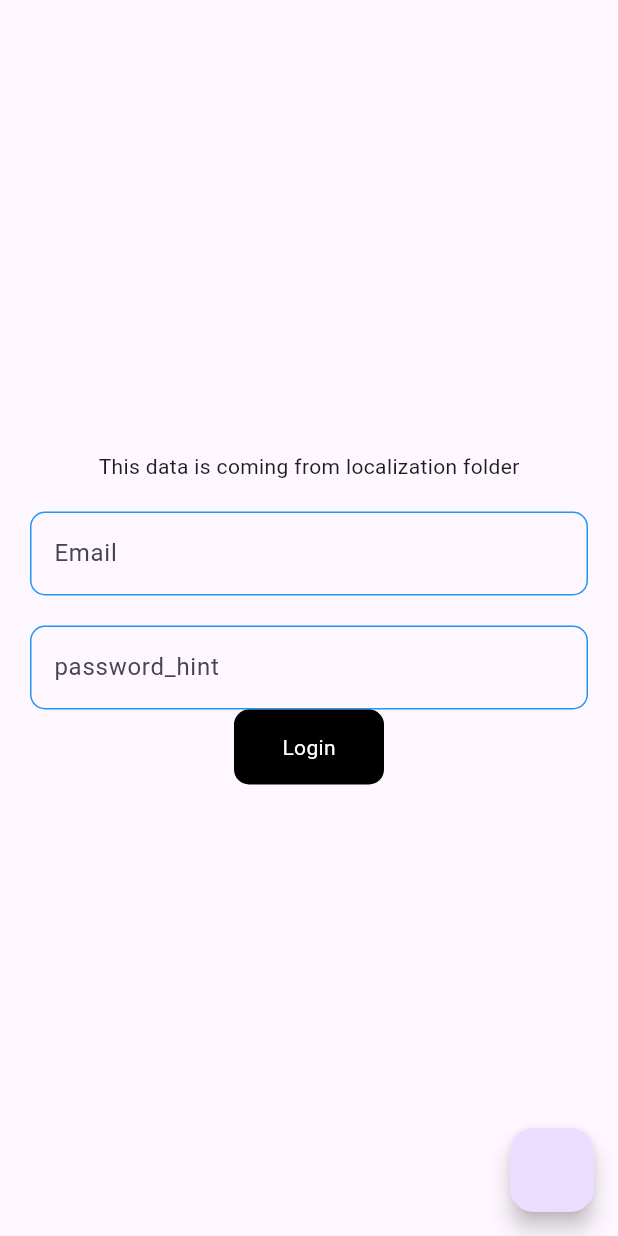
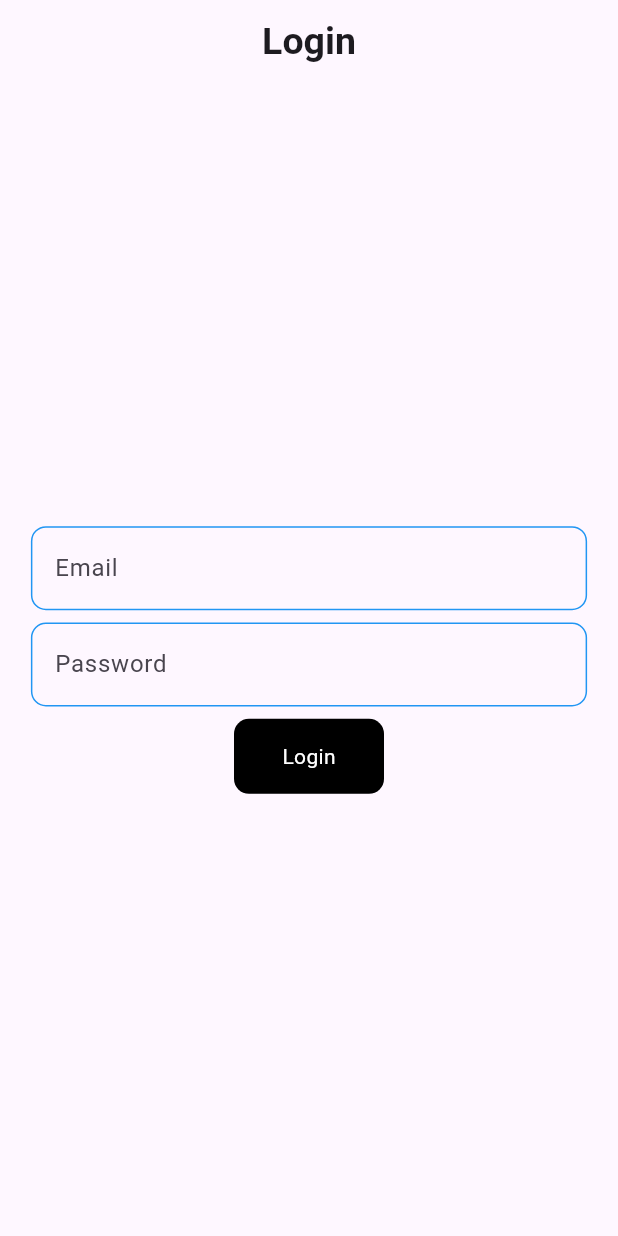
Before and after one commit to hassaan-112/getx_practice, a Flutter app: the screen it shows after launch, on a phone screen of 412 x 824 dp. Run offline on Flutter 3.47's test engine with Material 3 defaults, Android fonts, the phone set to English and light mode, and no system bars; our stand-ins replace flutter_svg, fluttertoast, get, google_fonts.

Commit message:
login implemented via Post Api

```diff
--- a/lib/main.dart
+++ b/lib/main.dart
@@ -1,9 +1,7 @@
 import 'package:flutter/material.dart';
 import 'package:get/get.dart';
-import 'package:get_x/home_screen.dart';
 import 'package:get_x/mvvm%20asif%20%20taj/res/localiation/languages.dart';
-import 'package:get_x/mvvm%20asif%20%20taj/view/splashScreen.dart';
-import 'package:get_x/todo%20app/screens/HomeScreen.dart';
+
 
 import 'mvvm asif  taj/res/routes/routes.dart';
 
@@ -23,6 +21,16 @@ class MyApp extends StatelessWidget {
       debugShowCheckedModeBanner: false,
       title: 'Flutter Demo',
       theme: ThemeData(
+        textTheme: TextTheme(
+          headlineSmall: TextStyle(fontSize: 20,fontWeight: FontWeight.bold),
+          headlineMedium: TextStyle(fontSize: 25,fontWeight: FontWeight.bold),
+          headlineLarge: TextStyle(fontSize: 30,fontWeight: FontWeight.bold),
+
+          titleSmall: TextStyle(fontSize: 15,fontWeight: FontWeight.bold),
+          titleMedium: TextStyle(fontSize: 20,fontWeight: FontWeight.bold),
+          titleLarge: TextStyle(fontSize: 25,fontWeight: FontWeight.bold),
+
+        ),
         colorScheme: ColorScheme.fromSeed(seedColor: Colors.deepPurple),
       ),
       getPages: AppRoutes.appRoutes(),
--- a/lib/mvvm asif  taj/res/assets/IconAssets.dart
+++ b/lib/mvvm asif  taj/res/assets/IconAssets.dart
@@ -3,4 +3,5 @@ class IconAssets{
 
 
   static const caravan ="$path/caravan-solid-full.svg";
+  static const debian ="$path/debian.svg";
 }
--- a/lib/mvvm asif  taj/res/localiation/languages.dart
+++ b/lib/mvvm asif  taj/res/localiation/languages.dart
@@ -7,6 +7,11 @@ class Languages extends Translations{
       "splashScreenText":"This data is coming from localization folder",
       "login":"Login",
       "email_hint":"Email",
+      "email_error":"Enter valid email",
+      "password_hint":"Password",
+      "password_error":"Enter valid password",
+      "app_name":"App Name",
+      "home_appbar":"Home Screen"
     },
     "ur_PK":{
       "splashScreenText":"یہ ڈیٹا لوکلائزیشن فولڈر سے آ رہا ہے۔"
--- a/lib/mvvm asif  taj/res/routes/route_names.dart
+++ b/lib/mvvm asif  taj/res/routes/route_names.dart
@@ -1,5 +1,7 @@
 class RouteName{
 
   static const String splashScreen = "/";
+  static const String loginScreen = "/loginScreen";
+  static const String homeScreen = "/homeScreen";
 
 }
--- a/lib/mvvm asif  taj/res/routes/routes.dart
+++ b/lib/mvvm asif  taj/res/routes/routes.dart
@@ -1,9 +1,13 @@
 import 'package:get/get.dart';
 import 'package:get_x/mvvm%20asif%20%20taj/res/routes/route_names.dart';
+import 'package:get_x/mvvm%20asif%20%20taj/view/loginScreen.dart';
+import 'package:get_x/mvvm%20asif%20%20taj/view/HomeScreen.dart';
 import 'package:get_x/mvvm%20asif%20%20taj/view/splashScreen.dart';
 
 class AppRoutes {
   static appRoutes() => [
-    GetPage(name: RouteName.splashScreen, page: () => Splashscreen(),transition: Transition.fade),
+    GetPage(name: RouteName.splashScreen, page: () => Splashscreen(),transition: Transition.fade,transitionDuration: Duration(seconds: 3)),
+    GetPage(name: RouteName.loginScreen, page: () => Loginscreen(),transition: Transition.fade,transitionDuration: Duration(milliseconds: 500)),
+    GetPage(name: RouteName.homeScreen, page: () => HomeScreen(),transition: Transition.fade,transitionDuration: Duration(milliseconds: 500)),
   ];
 }
--- a/lib/mvvm asif  taj/view model/loginViewModel.dart
+++ b/lib/mvvm asif  taj/view model/loginViewModel.dart
@@ -2,6 +2,7 @@ import 'package:flutter/material.dart';
 import 'package:get/get.dart';
 import 'package:get_x/mvvm%20asif%20%20taj/repository/login_repository/loginRepository.dart';
 import '../utils/utils.dart';
+
 class LoginViewModel extends GetxController{
   final _api = LoginRepository();
   final emailController =TextEditingController().obs;
@@ -24,7 +25,9 @@ class LoginViewModel extends GetxController{
     }
       else{
         Utils.Scankbar("login", "login success");
-      // Utils.toast(value.toString(), Colors.green);
+        emailController.value.clear();
+        passwordController.value.clear();
+        Get.offAndToNamed("/homeScreen");
       }
     }).onError((error,stackTrace){
       isLoading.value=false;
--- /dev/null
+++ b/lib/mvvm asif  taj/view/loginScreen.dart
@@ -0,0 +1,88 @@
+import 'package:flutter/material.dart';
+import 'package:get/get.dart';
+import 'package:get_x/mvvm%20asif%20%20taj/res/colors/app%20colors.dart';
+import 'package:get_x/mvvm%20asif%20%20taj/res/components/TextFormFieldCommponent.dart';
+import 'package:get_x/mvvm%20asif%20%20taj/res/components/buttonComponent.dart';
+
+import '../utils/utils.dart';
+import '../view model/loginViewModel.dart';
+
+class Loginscreen extends StatefulWidget {
+  const Loginscreen({super.key});
+
+  @override
+  State<Loginscreen> createState() => _LoginscreenState();
+}
+final _formKey = GlobalKey<FormState>();
+class _LoginscreenState extends State<Loginscreen> {
+  @override
+  Widget build(BuildContext context) {
+    final loginVM = Get.put(LoginViewModel());
+    return Scaffold(
+      appBar: AppBar(title: Text("login".tr,style: Theme.of(context).textTheme.titleLarge), centerTitle: true),
+      body: Column(
+        mainAxisAlignment: MainAxisAlignment.center,
+        crossAxisAlignment: CrossAxisAlignment.center,
+        children: [
+          Padding(
+            padding: EdgeInsets.symmetric(horizontal: Get.width*0.05),
+            child: Form(
+              key: _formKey,
+              child: Column(
+                children: [
+                  TextFormFieldComponent(
+                    hintText: "email_hint".tr,
+                    controller: loginVM.emailController.value,
+                    keyboardType: TextInputType.emailAddress,
+                    focusNode: loginVM.emailFocusNode.value,
+                    validator: (value){
+                      if(value!.isEmpty){
+                        return "email_error".tr;
+                      }
+                      return null;
+                    },
+                    onSubmited: (value){
+                      Utils.fieldFocusChange(context,loginVM.emailFocusNode.value,loginVM.passwordFocusNode.value);
+                    },
+                    onTapedOutside: (val){
+                      loginVM.emailFocusNode.value.unfocus();
+                    },
+                  ),
+                  SizedBox(height: Get.height*0.01,),
+                  TextFormFieldComponent(
+                    hintText: "password_hint".tr,
+                    controller: loginVM.passwordController.value,
+                    keyboardType: TextInputType.visiblePassword,
+                    focusNode: loginVM.passwordFocusNode.value,
+                    validator: (value){
+                      if(value!.isEmpty){
+                        return "password_error".tr;
+                      }
+                      return null;
+                    },
+                    onSubmited: (value){
+                      // Utils.fieldFocusChange(context,loginVM.emailFocusNode.value,loginVM.passwordFocusNode.value);
+                      loginVM.passwordFocusNode.value.unfocus();
+
+                    },
+                    onTapedOutside: (val){
+                      loginVM.passwordFocusNode.value.unfocus();
+                    },
+                  ),
+                ],
+              ),
+            ),
+
+          ),
+          SizedBox(height: Get.height*0.01,),
+          Obx(()=>ButtonComponent(isLoading: loginVM.isLoading.value,color: AppColors.black,textColor: AppColors.white,text: "login".tr, onPressed: (){
+              if(_formKey.currentState!.validate()){
+                loginVM.login();
+              }
+            }),
+          ),
+        ],
+      ),
+    );
+  }
+}
--- a/lib/mvvm asif  taj/view/splashScreen.dart
+++ b/lib/mvvm asif  taj/view/splashScreen.dart
@@ -1,13 +1,9 @@
+import 'dart:async';
+
 import 'package:flutter/material.dart';
 import 'package:flutter_svg/svg.dart';
 import 'package:get/get.dart';
 import 'package:get_x/mvvm%20asif%20%20taj/res/assets/IconAssets.dart';
-import 'package:get_x/mvvm%20asif%20%20taj/res/assets/image_assets.dart';
-import 'package:get_x/mvvm%20asif%20%20taj/res/colors/app%20colors.dart';
-import 'package:get_x/mvvm%20asif%20%20taj/res/components/TextFormFieldCommponent.dart';
-import 'package:get_x/mvvm%20asif%20%20taj/res/components/buttonComponent.dart';
-import '../utils/utils.dart';
-import '../view model/loginViewModel.dart';
 
 class Splashscreen extends StatefulWidget {
   const Splashscreen({super.key});
@@ -16,96 +12,37 @@ class Splashscreen extends StatefulWidget {
   State<Splashscreen> createState() => _SplashscreenState();
 }
 
-final _formKey = GlobalKey<FormState>();
 
 class _SplashscreenState extends State<Splashscreen> {
+  double turns =0.0;
+  @override
+  void initState() {
+    super.initState();
+    Timer.periodic(Duration(seconds: 1), (Timer r) {
+      setState(() {
+        turns += 1 / 4;
+      });
+    });
+    Timer(Duration(seconds: 4), (){Get.offAndToNamed('/loginScreen');});
+  }
+
+
   @override
   Widget build(BuildContext context) {
-    final loginVM = Get.put(LoginViewModel());
     return Scaffold(
-      body: Column(
+    body: Center(
+      child: Column(
         mainAxisAlignment: MainAxisAlignment.center,
         children: [
-          Center(child: Text("splashScreenText".tr)),
-          Form(
-            key: _formKey,
-            child: Padding(
-              padding: const EdgeInsets.symmetric(horizontal: 20.0),
-              child: Column(
-                children: [
-                  const SizedBox(height: 20),
-                  TextFormFieldComponent(
-                    hintText: 'email_hint'.tr,
-                    controller: loginVM.emailController.value,
-                    keyboardType: TextInputType.emailAddress,
-                    focusNode: loginVM.emailFocusNode.value,
-                    onTapedOutside: (value) {
-                      loginVM.emailFocusNode.value.unfocus();
-                    },
-                    validator: (value) {
-                      if (value!.isEmpty) {
-                        Utils.toast("Please enter email", AppColors.red);
-                        return null;
-                      }
-                      return null;
-                    },
-                    onSubmited: (value) {
-                      Utils.fieldFocusChange(
-                        context,
-                        loginVM.emailFocusNode.value,
-                        loginVM.passwordFocusNode.value,
-                      );
-                    },
-                  ),
-                  const SizedBox(height: 20),
-                  TextFormFieldComponent(
-                    hintText: 'password_hint'.tr,
-                    controller: loginVM.passwordController.value,
-                    keyboardType: TextInputType.visiblePassword,
-                    focusNode: loginVM.passwordFocusNode.value,
-                    obscureText: loginVM.isObscure.value,
-                    onTapedOutside: (value) {
-                      loginVM.passwordFocusNode.value.unfocus();
-                    },
-                    validator: (value) {
-                      if (value!.isEmpty) {
-                        Utils.toast("Please enter   password", AppColors.red);
-                        // return "Please enter password";
-                      }
-                      return null;
-                    },
-                    onSubmited: (value) {
-                      // Utils.fieldFocusChange(
-                      //     context, loginVM.passwordFocusNode.value,
-                      //     loginVM.emailFocusNode.value);
-                    },
-                  ),
-                ],
-              ),
-            ),
+          AnimatedRotation(turns: turns, duration: Duration(seconds: 1),
+            child:SvgPicture.asset(IconAssets.debian,height: Get.width*0.4,)
           ),
-          Obx(
-            () => ButtonComponent(
-              text: "login".tr,
-              onPressed: () {
-                if (_formKey.currentState!.validate()) {
-                  loginVM.login();
-                  // Utils.toast("login Succesful", AppColors.black);
-                }
-              },
-              color: AppColors.black,
-              textColor: AppColors.white,
-              isLoading: loginVM.isLoading.value,
-            ),
-          ),
+          Text("app_name".tr,style:Theme.of(context).textTheme.titleLarge)
+
         ],
       ),
-      floatingActionButton: FloatingActionButton(
-        onPressed: () {
-          Utils.toast("hello", AppColors.black);
-          // throw InternetExceptions('Something went wrong');
-        },
-      ),
+    ),
     );
+
   }
 }
```
Also changed, not shown: lib/mvvm asif  taj/view/HomeScreen.dart (added, +21 -0 lines).
